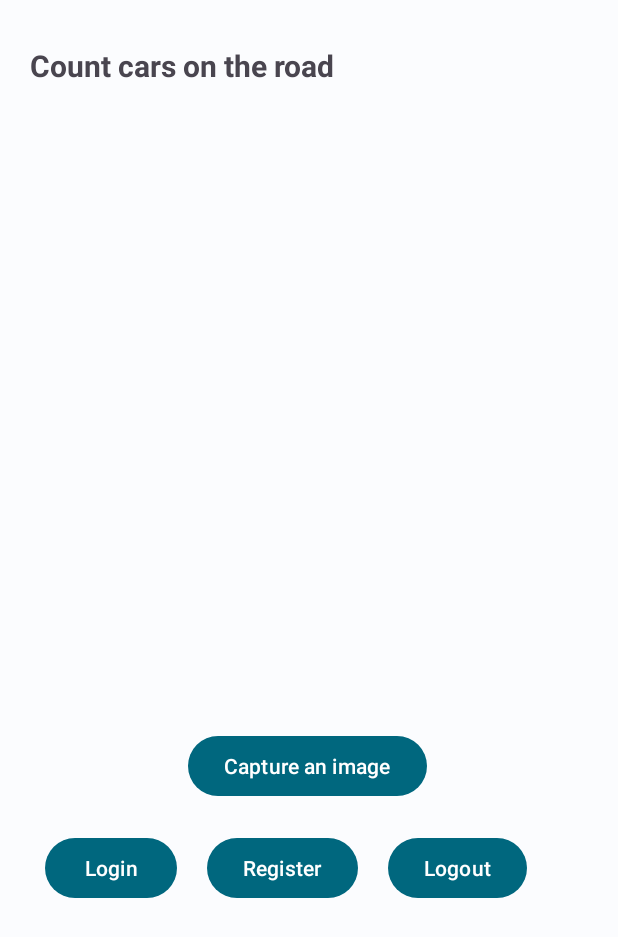
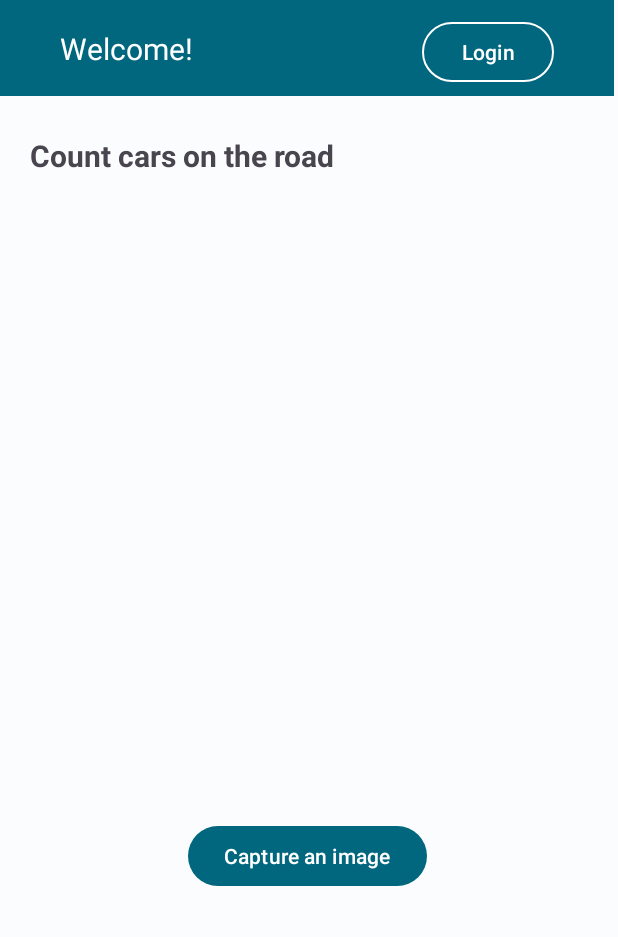
Before and after one commit to feri-segmentation-fault/saferoute-android, an Android app: the screen it shows after launch (MainActivity), on a phone screen of 412 x 824 dp. Shown: the top 937 px of the screen. Run offline under Robolectric (Android 15) with nearby library versions, the phone set to English and light mode, and no system bars; pictures from the network do not load.

Commit message:
feat: add Logout, save cookie, move buttons and add a name message to Toolbar

```diff
--- a/app/src/main/java/com/segmentationfault/saferoute/MyApplication.kt
+++ b/app/src/main/java/com/segmentationfault/saferoute/MyApplication.kt
@@ -5,6 +5,8 @@ import okhttp3.OkHttpClient
 
 class MyApplication : Application() {
     val client = OkHttpClient()
+    var cookie = ""
+    var username = ""
 
     override fun onCreate() {
         super.onCreate()
--- a/app/src/main/java/com/segmentationfault/saferoute/fragment/MainFragment.kt
+++ b/app/src/main/java/com/segmentationfault/saferoute/fragment/MainFragment.kt
@@ -41,12 +41,12 @@ class MainFragment: Fragment(R.layout.fragment_main) {
             findNavController().navigate(R.id.action_mainFragment_to_loginFragment)
         }
 
-        binding.openRegisterButton.setOnClickListener {
-            findNavController().navigate(R.id.action_mainFragment_to_registerFragment)
+        binding.openCaptureButton.setOnClickListener {
+            findNavController().navigate(R.id.action_mainFragment_to_captureFragment)
         }
 
-        binding.openCaptureButton.setOnClickListener {
-            findNavController().navigate(R.id.action_mainFragment_to_captureFragment)
+        binding.logoutButton.setOnClickListener {
+            sendLogoutRequest()
         }
 
         imageViewLayout = binding.captureImage.layoutParams
@@ -75,6 +75,8 @@ class MainFragment: Fragment(R.layout.fragment_main) {
 
             requestDataFromApi(uri)
         }
+
+        getCurrentUser()
     }
 
     private fun requestDataFromApi(photoUri: Uri) {
@@ -122,4 +124,59 @@ class MainFragment: Fragment(R.layout.fragment_main) {
             }
         })
     }
+
+    private fun getCurrentUser() {
+        val request = Request.Builder()
+            .get()
+            .addHeader("Cookie", app.cookie)
+            .url(MyApplication.DATABASE_API + "/current")
+            .build()
+        app.client.newCall(request).enqueue(object : Callback {
+            override fun onFailure(call: Call, e: IOException) {
+                app.username = ""
+                updateToolbar()
+            }
+
+            override fun onResponse(call: Call, response: Response) {
+                if (response.code == 200) {
+                    val jsonObject = JSONObject(response.body!!.string())
+                    app.username = jsonObject.getString("username")
+                } else {
+                    app.username = ""
+                }
+                updateToolbar()
+            }
+        })
+    }
+
+    private fun updateToolbar() {
+        requireActivity().runOnUiThread {
+            if (app.username == "") {
+                binding.welcomeText.text = "Welcome!"
+                binding.logoutButton.visibility = View.INVISIBLE
+                binding.openLoginButton.visibility = View.VISIBLE
+            } else {
+                binding.welcomeText.text = "Welcome, " + app.username + "!"
+                binding.logoutButton.visibility = View.VISIBLE
+                binding.openLoginButton.visibility = View.INVISIBLE
+            }
+        }
+    }
+
+    private fun sendLogoutRequest() {
+        val request = Request.Builder()
+            .get()
+            .url(MyApplication.DATABASE_API + "/logout")
+            .addHeader("Cookie", app.cookie)
+            .build()
+        app.client.newCall(request).enqueue(object : Callback {
+            override fun onFailure(call: Call, e: IOException) {}
+            override fun onResponse(call: Call, response: Response) {
+                if (response.headers("Set-Cookie")[0].split(";")[0] == "token=")
+                    app.cookie = ""
+
+                getCurrentUser()
+            }
+        })
+    }
 }
--- a/app/src/main/res/layout/fragment_main.xml
+++ b/app/src/main/res/layout/fragment_main.xml
@@ -6,42 +6,59 @@
     android:layout_height="match_parent"
     tools:context=".MainActivity">
 
+    <androidx.appcompat.widget.Toolbar
+        android:id="@+id/toolbar"
+        android:layout_width="0dp"
+        android:layout_height="wrap_content"
+        android:background="?attr/colorPrimary"
+        android:minHeight="?attr/actionBarSize"
+        android:theme="?attr/actionBarTheme"
+        app:layout_constraintEnd_toEndOf="parent"
+        app:layout_constraintHorizontal_bias="0.0"
+        app:layout_constraintStart_toStartOf="parent"
+        app:layout_constraintTop_toTopOf="parent" />
+
+    <TextView
+        android:id="@+id/welcomeText"
+        android:layout_width="wrap_content"
+        android:layout_height="wrap_content"
+        android:layout_marginStart="40dp"
+        android:text="Welcome, Jake!"
+        android:textColor="@color/white"
+        android:textSize="20sp"
+        app:layout_constraintBottom_toBottomOf="@+id/toolbar"
+        app:layout_constraintStart_toStartOf="@+id/toolbar"
+        app:layout_constraintTop_toTopOf="parent" />
+
     <Button
         android:id="@+id/logoutButton"
         android:layout_width="wrap_content"
         android:layout_height="wrap_content"
-        android:layout_marginStart="20dp"
-        android:layout_marginTop="20dp"
+        android:layout_marginEnd="40dp"
         android:text="Logout"
-        app:layout_constraintStart_toEndOf="@+id/openRegisterButton"
-        app:layout_constraintTop_toBottomOf="@+id/openCaptureButton" />
-
-    <Button
-        android:id="@+id/openRegisterButton"
-        android:layout_width="wrap_content"
-        android:layout_height="wrap_content"
-        android:layout_marginStart="20dp"
-        android:layout_marginTop="20dp"
-        android:text="Register"
-        app:layout_constraintStart_toEndOf="@+id/openLoginButton"
-        app:layout_constraintTop_toBottomOf="@+id/openCaptureButton" />
+        app:layout_constraintBottom_toBottomOf="@+id/toolbar"
+        app:layout_constraintEnd_toEndOf="@+id/toolbar"
+        app:layout_constraintTop_toTopOf="@+id/toolbar"
+        app:strokeColor="@color/white"
+        app:strokeWidth="1dp" />
 
     <Button
         android:id="@+id/openLoginButton"
         android:layout_width="wrap_content"
         android:layout_height="wrap_content"
-        android:layout_marginStart="30dp"
-        android:layout_marginTop="20dp"
+        android:layout_marginEnd="40dp"
         android:text="Login"
-        app:layout_constraintStart_toStartOf="parent"
-        app:layout_constraintTop_toBottomOf="@+id/openCaptureButton" />
+        app:layout_constraintBaseline_toBaselineOf="@+id/welcomeText"
+        app:layout_constraintEnd_toEndOf="parent"
+        app:strokeColor="@color/white"
+        app:strokeWidth="1dp" />
 
     <TextView
         android:id="@+id/captureTitle"
         android:layout_width="wrap_content"
         android:layout_height="wrap_content"
         android:layout_marginStart="20dp"
-        android:layout_marginTop="30dp"
+        android:layout_marginTop="90dp"
         android:text="Count cars on the road"
         android:textSize="20sp"
         android:textStyle="bold"
--- a/app/src/main/res/layout/fragment_register.xml
+++ b/app/src/main/res/layout/fragment_register.xml
@@ -19,7 +19,7 @@
         android:id="@+id/repeatPasswordInput"
         android:layout_width="wrap_content"
         android:layout_height="wrap_content"
-        android:layout_marginTop="20dp"
+        android:layout_marginTop="10dp"
         android:layout_marginEnd="30dp"
         android:ems="10"
         android:inputType="textPassword"
@@ -104,7 +104,7 @@
         android:id="@+id/passwordInput"
         android:layout_width="wrap_content"
         android:layout_height="wrap_content"
-        android:layout_marginTop="30dp"
+        android:layout_marginTop="10dp"
         android:layout_marginEnd="30dp"
         android:ems="10"
         android:inputType="textPassword"
@@ -115,7 +115,7 @@
         android:id="@+id/usernameInput"
         android:layout_width="wrap_content"
         android:layout_height="wrap_content"
-        android:layout_marginTop="20dp"
+        android:layout_marginTop="10dp"
         android:layout_marginEnd="30dp"
         android:ems="10"
         android:inputType="text"
--- a/app/src/main/res/navigation/nav_graph.xml
+++ b/app/src/main/res/navigation/nav_graph.xml
@@ -14,32 +14,21 @@
         <action
             android:id="@+id/action_mainFragment_to_loginFragment"
             app:destination="@id/loginFragment" />
-        <action
-            android:id="@+id/action_mainFragment_to_registerFragment"
-            app:destination="@id/registerFragment" />
     </fragment>
     <fragment
         android:id="@+id/captureFragment"
         android:name="com.segmentationfault.saferoute.fragment.CaptureFragment"
-        android:label="CaptureFragment" >
-        <action
-            android:id="@+id/action_captureFragment_to_mainFragment"
-            app:destination="@id/mainFragment" />
-    </fragment>
+        android:label="CaptureFragment" />
     <fragment
         android:id="@+id/loginFragment"
         android:name="com.segmentationfault.saferoute.fragment.LoginFragment"
         android:label="LoginFragment" >
         <action
-            android:id="@+id/action_loginFragment_to_mainFragment"
-            app:destination="@id/mainFragment" />
+            android:id="@+id/action_loginFragment_to_registerFragment"
+            app:destination="@id/registerFragment" />
     </fragment>
     <fragment
         android:id="@+id/registerFragment"
         android:name="com.segmentationfault.saferoute.fragment.RegisterFragment"
-        android:label="RegisterFragment" >
-        <action
-            android:id="@+id/action_registerFragment_to_mainFragment"
-            app:destination="@id/mainFragment" />
-    </fragment>
+        android:label="RegisterFragment" />
 </navigation>
```
Also changed, not shown: app/src/main/java/com/segmentationfault/saferoute/fragment/LoginFragment.kt (+7 -4 lines), app/src/main/java/com/segmentationfault/saferoute/fragment/RegisterFragment.kt (+2 -5 lines), app/src/main/res/layout/fragment_login.xml (+22 -2 lines).
